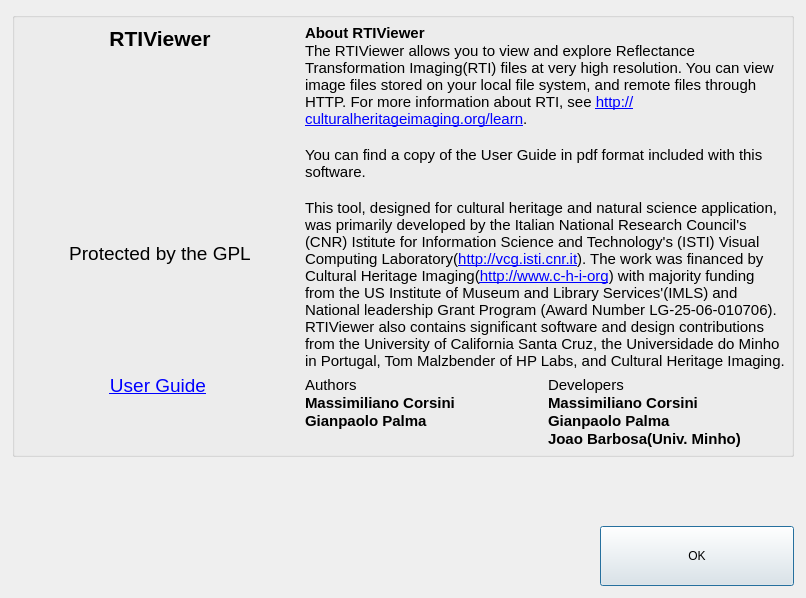
Qt form components/RTIViewer/rtiviewer/src/about.ui (rti-capture/rti-chi) before a commit.
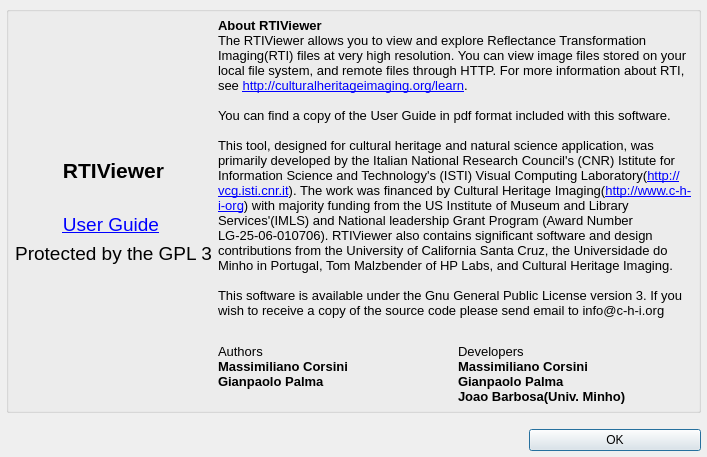
The same form after that commit. Icons and pictures are not drawn.

The edit to the form file:
```diff
--- a/components/RTIViewer/rtiviewer/src/about.ui
+++ b/components/RTIViewer/rtiviewer/src/about.ui
@@ -6,8 +6,8 @@
    <rect>
     <x>0</x>
     <y>0</y>
-    <width>806</width>
-    <height>598</height>
+    <width>800</width>
+    <height>625</height>
    </rect>
   </property>
   <property name="sizePolicy">
@@ -24,8 +24,8 @@
   </property>
   <property name="maximumSize">
    <size>
-    <width>806</width>
-    <height>650</height>
+    <width>800</width>
+    <height>625</height>
    </size>
   </property>
   <property name="windowTitle">
@@ -36,12 +36,24 @@
     <normaloff/>
    </iconset>
   </property>
+  <property name="layoutDirection">
+   <enum>Qt::LeftToRight</enum>
+  </property>
+  <property name="locale">
+   <locale language="English" country="UnitedStates"/>
+  </property>
   <property name="modal">
    <bool>true</bool>
   </property>
   <layout class="QVBoxLayout">
+   <property name="spacing">
+    <number>0</number>
+   </property>
+   <property name="sizeConstraint">
+    <enum>QLayout::SetFixedSize</enum>
+   </property>
    <property name="margin">
-    <number>12</number>
+    <number>6</number>
    </property>
    <item>
     <widget class="QGroupBox" name="groupBoxSx">
@@ -57,6 +69,22 @@
       </property>
       <item>
        <layout class="QVBoxLayout">
+        <property name="bottomMargin">
+         <number>0</number>
+        </property>
+        <item>
+         <spacer name="verticalSpacer_2">
+          <property name="orientation">
+           <enum>Qt::Vertical</enum>
+          </property>
+          <property name="sizeHint" stdset="0">
+           <size>
+            <width>20</width>
+            <height>20</height>
+           </size>
+          </property>
+         </spacer>
+        </item>
         <item>
          <widget class="QLabel" name="label">
           <property name="maximumSize">
@@ -83,8 +111,8 @@
            <widget class="QLabel" name="labelMLName">
             <property name="maximumSize">
              <size>
-              <width>300</width>
-              <height>300</height>
+              <width>290</width>
+              <height>290</height>
              </size>
             </property>
             <property name="font">
@@ -108,26 +136,6 @@
           </item>
          </layout>
         </item>
-        <item>
-         <widget class="QLabel" name="labelMLLink">
-          <property name="text">
-           <string>&lt;!DOCTYPE HTML PUBLIC &quot;-//W3C//DTD HTML 4.0//EN&quot; &quot;http://www.w3.org/TR/REC-html40/strict.dtd&quot;&gt;
-&lt;html&gt;&lt;head&gt;&lt;meta name=&quot;qrichtext&quot; content=&quot;1&quot; /&gt;&lt;style type=&quot;text/css&quot;&gt;
-p, li { white-space: pre-wrap; }
-&lt;/style&gt;&lt;/head&gt;&lt;body style=&quot; font-family:'Lucida Grande'; font-size:13pt; font-weight:400; font-style:normal;&quot;&gt;
-&lt;p style=&quot; margin-top:0px; margin-bottom:0px; margin-left:0px; margin-right:0px; -qt-block-indent:0; text-indent:0px;&quot;&gt;&lt;span style=&quot; font-family:'MS Shell Dlg'; font-size:14pt;&quot;&gt;Protected by the GPL&lt;/span&gt;&lt;/p&gt;&lt;/body&gt;&lt;/html&gt;</string>
-          </property>
-          <property name="alignment">
-           <set>Qt::AlignCenter</set>
-          </property>
-          <property name="margin">
-           <number>0</number>
-          </property>
-          <property name="openExternalLinks">
-           <bool>true</bool>
-          </property>
-         </widget>
-        </item>
         <item>
          <layout class="QHBoxLayout" name="horizontalLayout">
           <item>
@@ -192,10 +200,43 @@
           </item>
          </layout>
         </item>
+        <item>
+         <widget class="QLabel" name="labelMLLink">
+          <property name="text">
+           <string>&lt;!DOCTYPE HTML PUBLIC &quot;-//W3C//DTD HTML 4.0//EN&quot; &quot;http://www.w3.org/TR/REC-html40/strict.dtd&quot;&gt;
+&lt;html&gt;&lt;head&gt;&lt;meta name=&quot;qrichtext&quot; content=&quot;1&quot; /&gt;&lt;style type=&quot;text/css&quot;&gt;
+p, li { white-space: pre-wrap; }
+&lt;/style&gt;&lt;/head&gt;&lt;body style=&quot; font-family:'MS Shell Dlg 2'; font-size:8.25pt; font-weight:400; font-style:normal;&quot;&gt;
+&lt;p style=&quot; margin-top:0px; margin-bottom:0px; margin-left:0px; margin-right:0px; -qt-block-indent:0; text-indent:0px;&quot;&gt;&lt;span style=&quot; font-family:'MS Shell Dlg'; font-size:14pt;&quot;&gt;Protected by the GPL 3&lt;/span&gt;&lt;/p&gt;&lt;/body&gt;&lt;/html&gt;</string>
+          </property>
+          <property name="alignment">
+           <set>Qt::AlignCenter</set>
+          </property>
+          <property name="margin">
+           <number>0</number>
+          </property>
+          <property name="openExternalLinks">
+           <bool>true</bool>
+          </property>
+         </widget>
+        </item>
+        <item>
+         <spacer name="verticalSpacer">
+          <property name="orientation">
+           <enum>Qt::Vertical</enum>
+          </property>
+          <property name="sizeHint" stdset="0">
+           <size>
+            <width>20</width>
+            <height>20</height>
+           </size>
+          </property>
+         </spacer>
+        </item>
        </layout>
       </item>
       <item>
-       <layout class="QVBoxLayout" stretch="0,0">
+       <layout class="QVBoxLayout" stretch="0,0,0">
         <property name="leftMargin">
          <number>0</number>
         </property>
@@ -209,18 +250,33 @@
 &lt;html&gt;&lt;head&gt;&lt;meta name=&quot;qrichtext&quot; content=&quot;1&quot; /&gt;&lt;style type=&quot;text/css&quot;&gt;
 p, li { white-space: pre-wrap; }
 &lt;/style&gt;&lt;/head&gt;&lt;body style=&quot; font-family:'MS Shell Dlg 2'; font-size:8.25pt; font-weight:400; font-style:normal;&quot;&gt;
-&lt;p style=&quot; margin-top:0px; margin-bottom:0px; margin-left:0px; margin-right:0px; -qt-block-indent:0; text-indent:0px;&quot;&gt;&lt;span style=&quot; font-family:'Lucida Grande'; font-size:11pt; font-weight:600;&quot;&gt;About RTIViewer&lt;/span&gt;&lt;/p&gt;
-&lt;p style=&quot; margin-top:0px; margin-bottom:0px; margin-left:0px; margin-right:0px; -qt-block-indent:0; text-indent:0px;&quot;&gt;&lt;span style=&quot; font-family:'Lucida Grande'; font-size:11pt;&quot;&gt;The RTIViewer allows you to view and explore Reflectance Transformation Imaging(RTI) files at very high resolution. You can view image files stored on your local file system, and remote files through HTTP. For more information about RTI, see &lt;/span&gt;&lt;a href=&quot;http://culturalheritageimaging.org/learn&quot;&gt;&lt;span style=&quot; font-family:'Lucida Grande'; font-size:11pt; text-decoration: underline; color:#0000ff;&quot;&gt;http://culturalheritageimaging.org/learn&lt;/span&gt;&lt;/a&gt;&lt;span style=&quot; font-family:'Lucida Grande'; font-size:11pt;&quot;&gt;.&lt;/span&gt;&lt;/p&gt;
-&lt;p style=&quot;-qt-paragraph-type:empty; margin-top:0px; margin-bottom:0px; margin-left:0px; margin-right:0px; -qt-block-indent:0; text-indent:0px; font-family:'Lucida Grande'; font-size:11pt;&quot;&gt;&lt;/p&gt;
-&lt;p style=&quot; margin-top:0px; margin-bottom:0px; margin-left:0px; margin-right:0px; -qt-block-indent:0; text-indent:0px;&quot;&gt;&lt;span style=&quot; font-family:'Lucida Grande'; font-size:11pt;&quot;&gt;You can find a copy of the User Guide in pdf format included with this software.&lt;/span&gt;&lt;/p&gt;
-&lt;p style=&quot;-qt-paragraph-type:empty; margin-top:0px; margin-bottom:0px; margin-left:0px; margin-right:0px; -qt-block-indent:0; text-indent:0px; font-family:'Lucida Grande'; font-size:11pt;&quot;&gt;&lt;/p&gt;
-&lt;p style=&quot; margin-top:0px; margin-bottom:0px; margin-left:0px; margin-right:0px; -qt-block-indent:0; text-indent:0px;&quot;&gt;&lt;span style=&quot; font-family:'Lucida Grande'; font-size:11pt;&quot;&gt;This tool, designed for cultural heritage and natural science application, was primarily developed by the Italian National Research Council's (CNR) Istitute for Information Science and Technology's (ISTI) Visual Computing Laboratory(&lt;/span&gt;&lt;a href=&quot;http://vcg.isti.cnr.it&quot;&gt;&lt;span style=&quot; font-family:'Lucida Grande'; font-size:11pt; text-decoration: underline; color:#0000ff;&quot;&gt;http://vcg.isti.cnr.it&lt;/span&gt;&lt;/a&gt;&lt;span style=&quot; font-family:'Lucida Grande'; font-size:11pt;&quot;&gt;). The work was financed by Cultural Heritage Imaging(&lt;/span&gt;&lt;a href=&quot;http://www.c-h-i-org&quot;&gt;&lt;span style=&quot; font-family:'Lucida Grande'; font-size:11pt; text-decoration: underline; color:#0000ff;&quot;&gt;http://www.c-h-i-org&lt;/span&gt;&lt;/a&gt;&lt;span style=&quot; font-family:'Lucida Grande'; font-size:11pt;&quot;&gt;) with majority funding from the US Institute of Museum and Library Services'(IMLS) and National leadership Grant Program (Award Number LG-25-06-010706). RTIViewer also contains significant software and design contributions from the University of California Santa Cruz, the Universidade do Minho in Portugal, Tom Malzbender of HP Labs, and Cultural Heritage Imaging.&lt;/span&gt;&lt;/p&gt;&lt;/body&gt;&lt;/html&gt;</string>
+&lt;p style=&quot; margin-top:0px; margin-bottom:0px; margin-left:0px; margin-right:0px; -qt-block-indent:0; text-indent:0px;&quot;&gt;&lt;span style=&quot; font-family:'Lucida Grande'; font-size:10pt; font-weight:600;&quot;&gt;About RTIViewer&lt;/span&gt;&lt;/p&gt;
+&lt;p style=&quot; margin-top:0px; margin-bottom:0px; margin-left:0px; margin-right:0px; -qt-block-indent:0; text-indent:0px;&quot;&gt;&lt;span style=&quot; font-family:'Lucida Grande'; font-size:10pt;&quot;&gt;The RTIViewer allows you to view and explore Reflectance Transformation Imaging(RTI) files at very high resolution. You can view image files stored on your local file system, and remote files through HTTP. For more information about RTI, see &lt;/span&gt;&lt;a href=&quot;http://culturalheritageimaging.org/learn&quot;&gt;&lt;span style=&quot; font-family:'Lucida Grande'; font-size:10pt; text-decoration: underline; color:#0000ff;&quot;&gt;http://culturalheritageimaging.org/learn&lt;/span&gt;&lt;/a&gt;&lt;span style=&quot; font-family:'Lucida Grande'; font-size:10pt;&quot;&gt;.&lt;/span&gt;&lt;/p&gt;
+&lt;p style=&quot;-qt-paragraph-type:empty; margin-top:0px; margin-bottom:0px; margin-left:0px; margin-right:0px; -qt-block-indent:0; text-indent:0px; font-family:'Lucida Grande'; font-size:10pt;&quot;&gt;&lt;/p&gt;
+&lt;p style=&quot; margin-top:0px; margin-bottom:0px; margin-left:0px; margin-right:0px; -qt-block-indent:0; text-indent:0px;&quot;&gt;&lt;span style=&quot; font-family:'Lucida Grande'; font-size:10pt;&quot;&gt;You can find a copy of the User Guide in pdf format included with this software.&lt;/span&gt;&lt;/p&gt;
+&lt;p style=&quot;-qt-paragraph-type:empty; margin-top:0px; margin-bottom:0px; margin-left:0px; margin-right:0px; -qt-block-indent:0; text-indent:0px; font-family:'Lucida Grande'; font-size:10pt;&quot;&gt;&lt;/p&gt;
+&lt;p style=&quot; margin-top:0px; margin-bottom:0px; margin-left:0px; margin-right:0px; -qt-block-indent:0; text-indent:0px;&quot;&gt;&lt;span style=&quot; font-family:'Lucida Grande'; font-size:10pt;&quot;&gt;This tool, designed for cultural heritage and natural science application, was primarily developed by the Italian National Research Council's (CNR) Istitute for Information Science and Technology's (ISTI) Visual Computing Laboratory(&lt;/span&gt;&lt;a href=&quot;http://vcg.isti.cnr.it&quot;&gt;&lt;span style=&quot; font-family:'Lucida Grande'; font-size:10pt; text-decoration: underline; color:#0000ff;&quot;&gt;http://vcg.isti.cnr.it&lt;/span&gt;&lt;/a&gt;&lt;span style=&quot; font-family:'Lucida Grande'; font-size:10pt;&quot;&gt;). The work was financed by Cultural Heritage Imaging(&lt;/span&gt;&lt;a href=&quot;http://www.c-h-i-org&quot;&gt;&lt;span style=&quot; font-family:'Lucida Grande'; font-size:10pt; text-decoration: underline; color:#0000ff;&quot;&gt;http://www.c-h-i-org&lt;/span&gt;&lt;/a&gt;&lt;span style=&quot; font-family:'Lucida Grande'; font-size:10pt;&quot;&gt;) with majority funding from the US Institute of Museum and Library Services'(IMLS) and National leadership Grant Program (Award Number LG-25-06-010706). RTIViewer also contains significant software and design contributions from the University of California Santa Cruz, the Universidade do Minho in Portugal, Tom Malzbender of HP Labs, and Cultural Heritage Imaging.&lt;/span&gt;&lt;/p&gt;
+&lt;p style=&quot;-qt-paragraph-type:empty; margin-top:0px; margin-bottom:0px; margin-left:0px; margin-right:0px; -qt-block-indent:0; text-indent:0px; font-family:'Lucida Grande'; font-size:10pt;&quot;&gt;&lt;/p&gt;
+&lt;p style=&quot; margin-top:0px; margin-bottom:0px; margin-left:0px; margin-right:0px; -qt-block-indent:0; text-indent:0px;&quot;&gt;&lt;span style=&quot; font-size:10pt;&quot;&gt;This software is available under the Gnu General Public License version 3. If you wish to receive a copy of the source code please send email to info@c-h-i.org&lt;/span&gt;&lt;/p&gt;&lt;/body&gt;&lt;/html&gt;</string>
           </property>
           <property name="wordWrap">
            <bool>true</bool>
           </property>
          </widget>
         </item>
+        <item>
+         <spacer name="verticalSpacer_3">
+          <property name="orientation">
+           <enum>Qt::Vertical</enum>
+          </property>
+          <property name="sizeHint" stdset="0">
+           <size>
+            <width>20</width>
+            <height>20</height>
+           </size>
+          </property>
+         </spacer>
+        </item>
         <item>
          <layout class="QHBoxLayout" name="horizontalLayout_2">
           <property name="topMargin">
@@ -233,9 +289,9 @@
 &lt;html&gt;&lt;head&gt;&lt;meta name=&quot;qrichtext&quot; content=&quot;1&quot; /&gt;&lt;style type=&quot;text/css&quot;&gt;
 p, li { white-space: pre-wrap; }
 &lt;/style&gt;&lt;/head&gt;&lt;body style=&quot; font-family:'MS Shell Dlg 2'; font-size:8.25pt; font-weight:400; font-style:normal;&quot;&gt;
-&lt;p style=&quot; margin-top:0px; margin-bottom:0px; margin-left:0px; margin-right:0px; -qt-block-indent:0; text-indent:0px;&quot;&gt;&lt;span style=&quot; font-family:'Lucida Grande'; font-size:11pt;&quot;&gt;Authors&lt;/span&gt;&lt;/p&gt;
-&lt;p style=&quot; margin-top:0px; margin-bottom:0px; margin-left:0px; margin-right:0px; -qt-block-indent:0; text-indent:0px;&quot;&gt;&lt;span style=&quot; font-family:'Lucida Grande'; font-size:11pt; font-weight:600;&quot;&gt;Massimiliano Corsini&lt;/span&gt;&lt;/p&gt;
-&lt;p style=&quot; margin-top:0px; margin-bottom:0px; margin-left:0px; margin-right:0px; -qt-block-indent:0; text-indent:0px;&quot;&gt;&lt;span style=&quot; font-family:'Lucida Grande'; font-size:11pt; font-weight:600;&quot;&gt;Gianpaolo Palma&lt;/span&gt;&lt;/p&gt;&lt;/body&gt;&lt;/html&gt;</string>
+&lt;p style=&quot; margin-top:0px; margin-bottom:0px; margin-left:0px; margin-right:0px; -qt-block-indent:0; text-indent:0px;&quot;&gt;&lt;span style=&quot; font-family:'Lucida Grande'; font-size:10pt;&quot;&gt;Authors&lt;/span&gt;&lt;/p&gt;
+&lt;p style=&quot; margin-top:0px; margin-bottom:0px; margin-left:0px; margin-right:0px; -qt-block-indent:0; text-indent:0px;&quot;&gt;&lt;span style=&quot; font-family:'Lucida Grande'; font-size:10pt; font-weight:600;&quot;&gt;Massimiliano Corsini&lt;/span&gt;&lt;/p&gt;
+&lt;p style=&quot; margin-top:0px; margin-bottom:0px; margin-left:0px; margin-right:0px; -qt-block-indent:0; text-indent:0px;&quot;&gt;&lt;span style=&quot; font-family:'Lucida Grande'; font-size:10pt; font-weight:600;&quot;&gt;Gianpaolo Palma&lt;/span&gt;&lt;/p&gt;&lt;/body&gt;&lt;/html&gt;</string>
             </property>
             <property name="alignment">
              <set>Qt::AlignLeading|Qt::AlignLeft|Qt::AlignTop</set>
@@ -249,10 +305,10 @@
 &lt;html&gt;&lt;head&gt;&lt;meta name=&quot;qrichtext&quot; content=&quot;1&quot; /&gt;&lt;style type=&quot;text/css&quot;&gt;
 p, li { white-space: pre-wrap; }
 &lt;/style&gt;&lt;/head&gt;&lt;body style=&quot; font-family:'MS Shell Dlg 2'; font-size:8.25pt; font-weight:400; font-style:normal;&quot;&gt;
-&lt;p style=&quot; margin-top:0px; margin-bottom:0px; margin-left:0px; margin-right:0px; -qt-block-indent:0; text-indent:0px;&quot;&gt;&lt;span style=&quot; font-family:'Lucida Grande'; font-size:11pt;&quot;&gt;Developers&lt;/span&gt;&lt;/p&gt;
-&lt;p style=&quot; margin-top:0px; margin-bottom:0px; margin-left:0px; margin-right:0px; -qt-block-indent:0; text-indent:0px;&quot;&gt;&lt;span style=&quot; font-family:'Lucida Grande'; font-size:11pt; font-weight:600;&quot;&gt;Massimiliano Corsini&lt;/span&gt;&lt;/p&gt;
-&lt;p style=&quot; margin-top:0px; margin-bottom:0px; margin-left:0px; margin-right:0px; -qt-block-indent:0; text-indent:0px;&quot;&gt;&lt;span style=&quot; font-family:'Lucida Grande'; font-size:11pt; font-weight:600;&quot;&gt;Gianpaolo Palma&lt;/span&gt;&lt;/p&gt;
-&lt;p style=&quot; margin-top:0px; margin-bottom:0px; margin-left:0px; margin-right:0px; -qt-block-indent:0; text-indent:0px;&quot;&gt;&lt;span style=&quot; font-family:'Lucida Grande'; font-size:11pt; font-weight:600;&quot;&gt;Joao Barbosa(Univ. Minho)&lt;/span&gt;&lt;/p&gt;&lt;/body&gt;&lt;/html&gt;</string>
+&lt;p style=&quot; margin-top:0px; margin-bottom:0px; margin-left:0px; margin-right:0px; -qt-block-indent:0; text-indent:0px;&quot;&gt;&lt;span style=&quot; font-family:'Lucida Grande'; font-size:10pt;&quot;&gt;Developers&lt;/span&gt;&lt;/p&gt;
+&lt;p style=&quot; margin-top:0px; margin-bottom:0px; margin-left:0px; margin-right:0px; -qt-block-indent:0; text-indent:0px;&quot;&gt;&lt;span style=&quot; font-family:'Lucida Grande'; font-size:10pt; font-weight:600;&quot;&gt;Massimiliano Corsini&lt;/span&gt;&lt;/p&gt;
+&lt;p style=&quot; margin-top:0px; margin-bottom:0px; margin-left:0px; margin-right:0px; -qt-block-indent:0; text-indent:0px;&quot;&gt;&lt;span style=&quot; font-family:'Lucida Grande'; font-size:10pt; font-weight:600;&quot;&gt;Gianpaolo Palma&lt;/span&gt;&lt;/p&gt;
+&lt;p style=&quot; margin-top:0px; margin-bottom:0px; margin-left:0px; margin-right:0px; -qt-block-indent:0; text-indent:0px;&quot;&gt;&lt;span style=&quot; font-family:'Lucida Grande'; font-size:10pt; font-weight:600;&quot;&gt;Joao Barbosa(Univ. Minho)&lt;/span&gt;&lt;/p&gt;&lt;/body&gt;&lt;/html&gt;</string>
             </property>
             <property name="alignment">
              <set>Qt::AlignLeading|Qt::AlignLeft|Qt::AlignTop</set>
@@ -303,9 +359,15 @@
      </item>
      <item>
       <layout class="QVBoxLayout" name="verticalLayout_2" stretch="0,0">
+       <property name="spacing">
+        <number>0</number>
+       </property>
        <property name="sizeConstraint">
         <enum>QLayout::SetMinimumSize</enum>
        </property>
+       <property name="leftMargin">
+        <number>0</number>
+       </property>
        <property name="rightMargin">
         <number>0</number>
        </property>
@@ -372,22 +434,6 @@
      </item>
      <item>
       <layout class="QVBoxLayout">
-       <item>
-        <widget class="QLabel" name="label_6">
-         <property name="text">
-          <string/>
-         </property>
-         <property name="pixmap">
-          <pixmap resource="rtiviewer.qrc">:/images/chi-logo.png</pixmap>
-         </property>
-         <property name="scaledContents">
-          <bool>false</bool>
-         </property>
-         <property name="alignment">
-          <set>Qt::AlignCenter</set>
-         </property>
-        </widget>
-       </item>
        <item>
         <widget class="QLabel" name="label_4">
          <property name="text">
@@ -401,6 +447,22 @@
          </property>
         </widget>
        </item>
+       <item>
+        <widget class="QLabel" name="label_6">
+         <property name="text">
+          <string/>
+         </property>
+         <property name="pixmap">
+          <pixmap resource="rtiviewer.qrc">:/images/chi-logo.png</pixmap>
+         </property>
+         <property name="scaledContents">
+          <bool>false</bool>
+         </property>
+         <property name="alignment">
+          <set>Qt::AlignCenter</set>
+         </property>
+        </widget>
+       </item>
       </layout>
      </item>
      <item>
```
